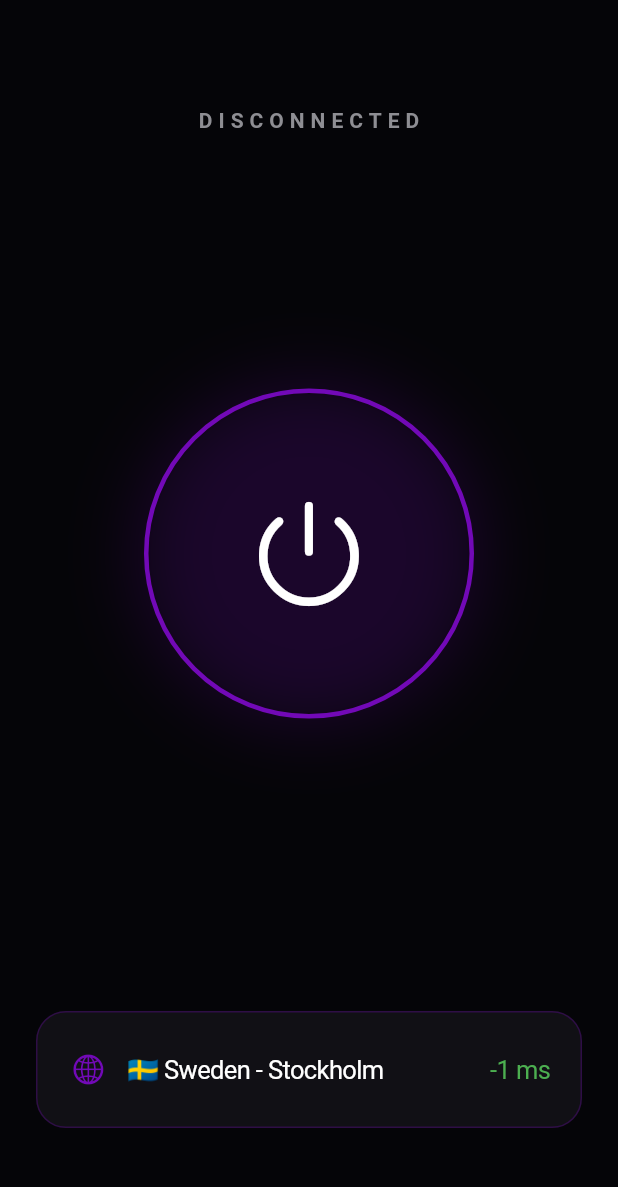
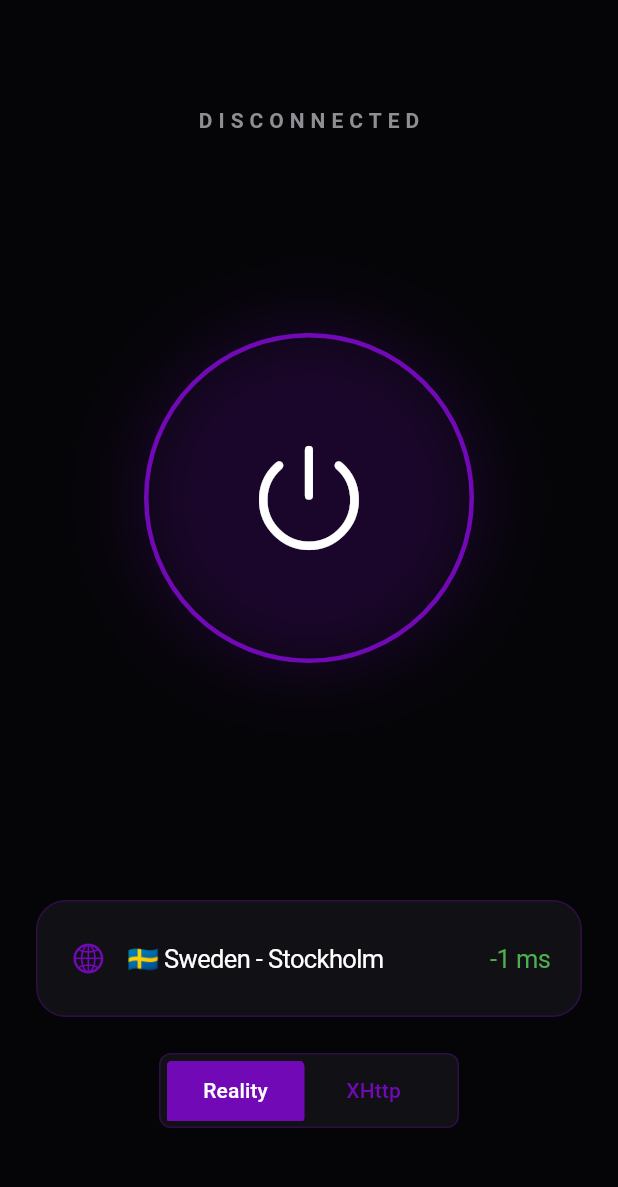
Before and after one commit to Jason1258t/vpn, a Flutter app: the screen it shows after launch, on a phone screen of 412 x 824 dp, the part 48-1235 px from its top. Run offline on Flutter 3.47's test engine with Material 3 defaults, Android fonts, the phone set to English and light mode, and no system bars; our stand-ins replace flutter_dotenv, hooks_riverpod, riverpod_annotation, rxdart, shared_preferences; generated files the repository leaves out were written again.

Commit message:
protocol selection (xhttp exist, but not working)

```diff
--- a/lib/data/vpn_session.dart
+++ b/lib/data/vpn_session.dart
@@ -4,11 +4,13 @@ class VpnSessionStatus {
   final int ping;
   final VpnStatus status;
   final DateTime? sessionStartTime;
+  final String protocol;
 
   VpnSessionStatus({
     this.ping = defaultPingValue,
     this.sessionStartTime,
     this.status = VpnStatus.disconnected,
+    required this.protocol,
   });
 
   Duration? get duration => sessionStartTime != null
@@ -19,9 +21,11 @@ class VpnSessionStatus {
     VpnStatus? status,
     int? ping,
     DateTime? sessionStartTime,
+    String? protocol
   }) => VpnSessionStatus(
     status: status ?? this.status,
     ping: ping ?? this.ping,
     sessionStartTime: sessionStartTime ?? this.sessionStartTime,
+    protocol: protocol ?? this.protocol
   );
 }
--- a/lib/vpn_screen.dart
+++ b/lib/vpn_screen.dart
@@ -7,6 +7,7 @@ import 'package:vpn/data/theme_provider.dart';
 import 'package:vpn/vpn_power_button.dart';
 import 'package:vpn/data/vpn_provider.dart';
 
+import 'data/protocol_manager.dart';
 import 'vpn_service/services/vpn_status.dart';
 
 class VpnScreen extends ConsumerWidget {
@@ -123,6 +124,12 @@ class VpnScreen extends ConsumerWidget {
                   onTap: () {},
                 ),
               ),
+              const SizedBox(height: 24),
+              ProtocolSwitch(
+                protocol: session.protocol,
+                toggle: () =>
+                    ref.read(vpnControllerProvider.notifier).toggleProtocol(),
+              ),
               const SizedBox(height: 40),
             ],
           ),
@@ -152,3 +159,86 @@ class VpnScreen extends ConsumerWidget {
     );
   }
 }
+
+class ProtocolSwitch extends StatelessWidget {
+  const ProtocolSwitch({
+    super.key,
+    required this.protocol,
+    required this.toggle,
+  });
+
+  final String protocol;
+  final VoidCallback toggle;
+
+  static const double _width = 200;
+  static const double _height = 50;
+
+  static final double _childWidth = _width / 2 - 8;
+  static final double _childHeight = _height - 8;
+
+  @override
+  Widget build(BuildContext context) {
+    return Container(
+      width: _width,
+      height: _height,
+      padding: EdgeInsets.all(4),
+      decoration: BoxDecoration(
+        color: VpnTheme.surfaceDark,
+        borderRadius: BorderRadius.circular(8),
+        border: Border.all(color: VpnTheme.primary.withValues(alpha: 0.3)),
+      ),
+      child: Stack(
+        children: [
+          AnimatedPositioned(
+            duration: Duration(milliseconds: 300),
+            top: 0,
+            left: protocol == AvailableProtocols.vlessReality ? 0 : _childWidth,
+            curve: Curves.easeInOut,
+            child: Container(
+              width: _childWidth,
+              height: _childHeight,
+              decoration: BoxDecoration(
+                color: VpnTheme.primary,
+                borderRadius: BorderRadius.circular(4),
+              ),
+            ),
+          ),
+          Row(
+            children: [
+              Container(
+                width: _childWidth,
+                alignment: Alignment.center,
+                child: TextButton(
+                  onPressed: toggle,
+                  child: Text(
+                    "Reality",
+                    style: TextStyle(
+                      color: protocol == AvailableProtocols.vlessReality
+                          ? Colors.white
+                          : VpnTheme.primary,
+                    ),
+                  ),
+                ),
+              ),
+              Container(
+                width: _childWidth,
+                alignment: Alignment.center,
+                child: TextButton(
+                  onPressed: toggle,
+                  child: Text(
+                    "XHttp",
+                    style: TextStyle(
+                      color: protocol == AvailableProtocols.vlessXHttpTLS
+                          ? Colors.white
+                          : VpnTheme.primary,
+                    ),
+                  ),
+                ),
+              ),
+            ],
+          ),
+        ],
+      ),
+    );
+  }
+}
--- a/lib/vpn_service/services/ping_service.dart
+++ b/lib/vpn_service/services/ping_service.dart
@@ -20,7 +20,7 @@ class PingResult {
 class PingService {
   // Константы для настроек по умолчанию
   static const int _defaultTimeout = 3; // секунды
-  static const String _healthCheckHost = 'google.com';
+  static const String _pingHost = 'google.com';
 
   /// 1. Основной метод: Пинг до конкретного прокси-сервера (TCP Handshake)
   /// Принимает [host] и [port]. Это самый быстрый способ проверить доступность ноды.
@@ -55,8 +55,8 @@ class PingService {
 
   /// 2. Метод для проверки "качества интернета" через уже поднятое VPN соединение.
   /// Делает полноценный HTTP запрос, чтобы убедиться, что трафик реально ходит.
-  static Future<int> pingConnected({
-    String host = _healthCheckHost,
+  static Future<int> pingHost({
+    String host = _pingHost,
     int timeoutSeconds = _defaultTimeout,
   }) async {
     try {
--- a/lib/vpn_service/services/vpn_service.dart
+++ b/lib/vpn_service/services/vpn_service.dart
@@ -85,7 +85,7 @@ class VpnService {
   /// Returns [defaultPingValue] if not connected or on error.
   static Future<int> pingConnected() async {
     try {
-      final res = await PingService.pingConnected();
+      final res = await PingService.pingHost();
       return res;
     } catch (e) {
       log(e.toString());
```
Also changed, not shown: lib/data/cache_manager.dart (+10 -0 lines), lib/data/protocol_manager.dart (added, +91 -0 lines), lib/data/vpn_provider.dart (+27 -2 lines), lib/data/vpn_repository.dart (+22 -4 lines).
